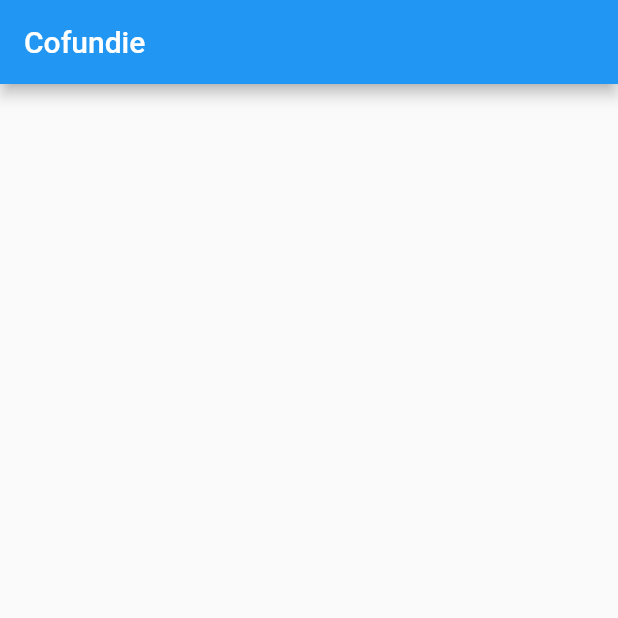
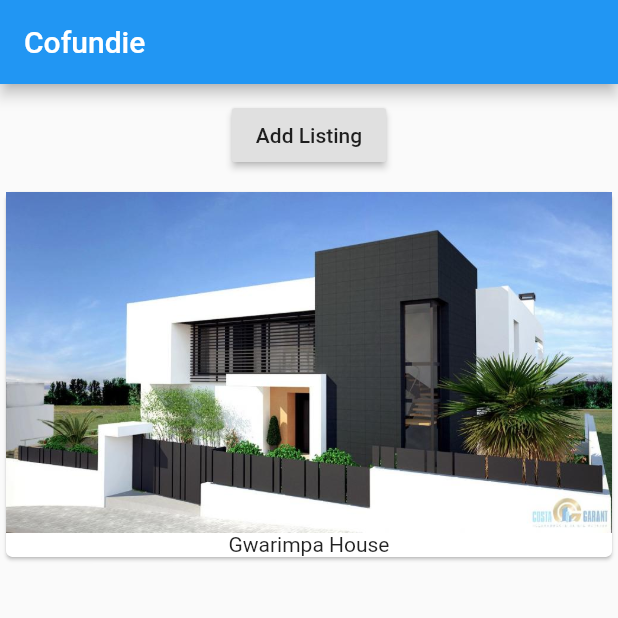
Before and after one commit to victoryunusa/flutter-app, a Flutter app: the screen it shows after launch, on a phone screen of 412 x 824 dp, the top half of it. Run offline on Flutter 3.47's test engine with Material 2 defaults, Android fonts, the phone set to English and light mode, and no system bars.

Commit message:
Added images and separated files in main.dart

```diff
--- a/lib/main.dart
+++ b/lib/main.dart
@@ -1,17 +1,20 @@
 import 'package:flutter/material.dart';
 
-main() {
-  runApp(MyApp());
-}
+import './property_manager.dart';
+
+void main() => runApp(MyApp());
 
 class MyApp extends StatelessWidget {
-  build(context) {
+
+  @override
+  build(BuildContext context) {
     return MaterialApp(
       home: Scaffold(
         appBar: AppBar(
           title: Text('Cofundie'),
         ),
-      ),
+        body: PropertyManager(),
+        ),
     );
   }
 }
--- /dev/null
+++ b/lib/properties.dart
@@ -0,0 +1,25 @@
+import 'package:flutter/material.dart';
+
+class Properties extends StatelessWidget {
+  final List<String> properties;
+
+  Properties(this.properties);
+
+  @override
+  Widget build(BuildContext context) {
+    return Column(
+      children: properties
+          .map(
+            (element) => Card(
+                  child: Column(
+                    children: <Widget>[
+                      Image.asset('assets/house.jpg'),
+                      Text(element)
+                    ],
+                  ),
+                ),
+          )
+          .toList(),
+    );
+  }
+}
--- /dev/null
+++ b/lib/property_manager.dart
@@ -0,0 +1,33 @@
+import 'package:flutter/material.dart';
+
+import './properties.dart';
+
+class PropertyManager extends StatefulWidget {
+  @override
+  State<StatefulWidget> createState() {
+    // TODO: implement createState
+
+    return _PropertyManagerState();
+  }
+}
+
+class _PropertyManagerState extends State<PropertyManager> {
+  List<String> _properties = ['Gwarimpa House'];
+
+  @override
+  Widget build(BuildContext context) {
+    return Column (children: [Container(
+      margin: EdgeInsets.all(10.0),
+      child: RaisedButton(
+        onPressed: () {
+          setState(() {
+            _properties.add('Katampe House');
+          });
+        },
+        child: Text('Add Listing'),
+      ),
+    ),
+    Properties(_properties)
+    ],);
+  }
+}
--- a/pubspec.yaml
+++ b/pubspec.yaml
@@ -37,8 +37,8 @@ flutter:
   uses-material-design: true
 
   # To add assets to your application, add an assets section, like this:
-  # assets:
-  #  - images/a_dot_burr.jpeg
+  assets:
+    - assets/house.jpg
   #  - images/a_dot_ham.jpeg
 
   # An image asset can refer to one or more resolution-specific "variants", see
```
Also changed, not shown: assets/house.jpg (added).
